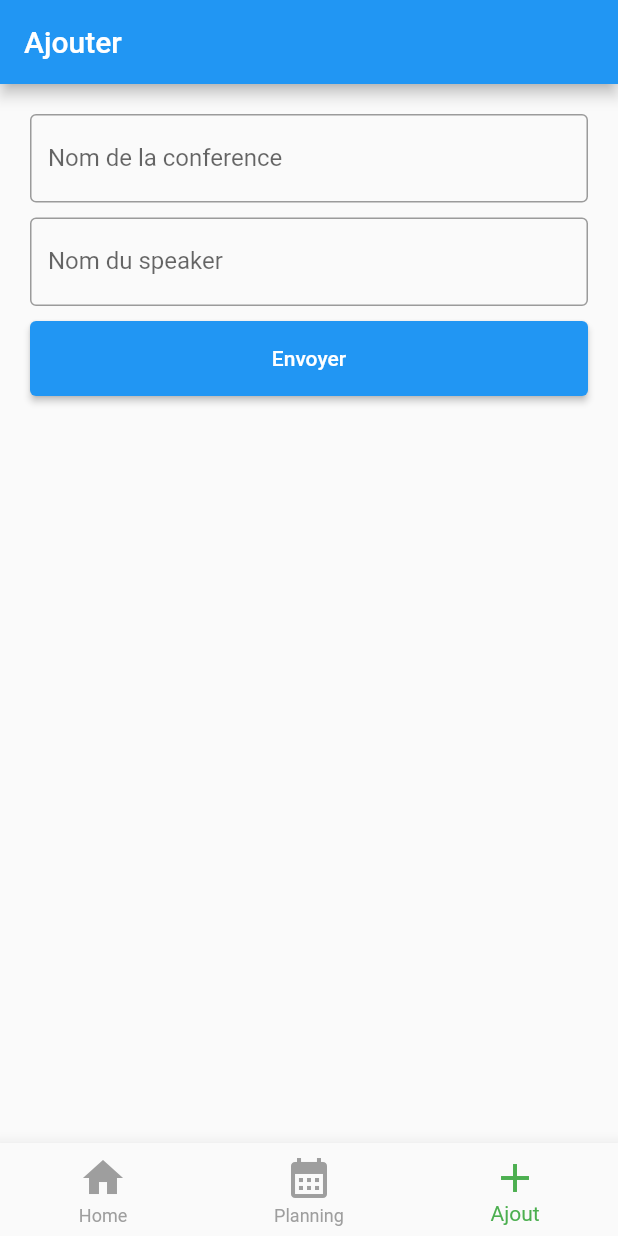
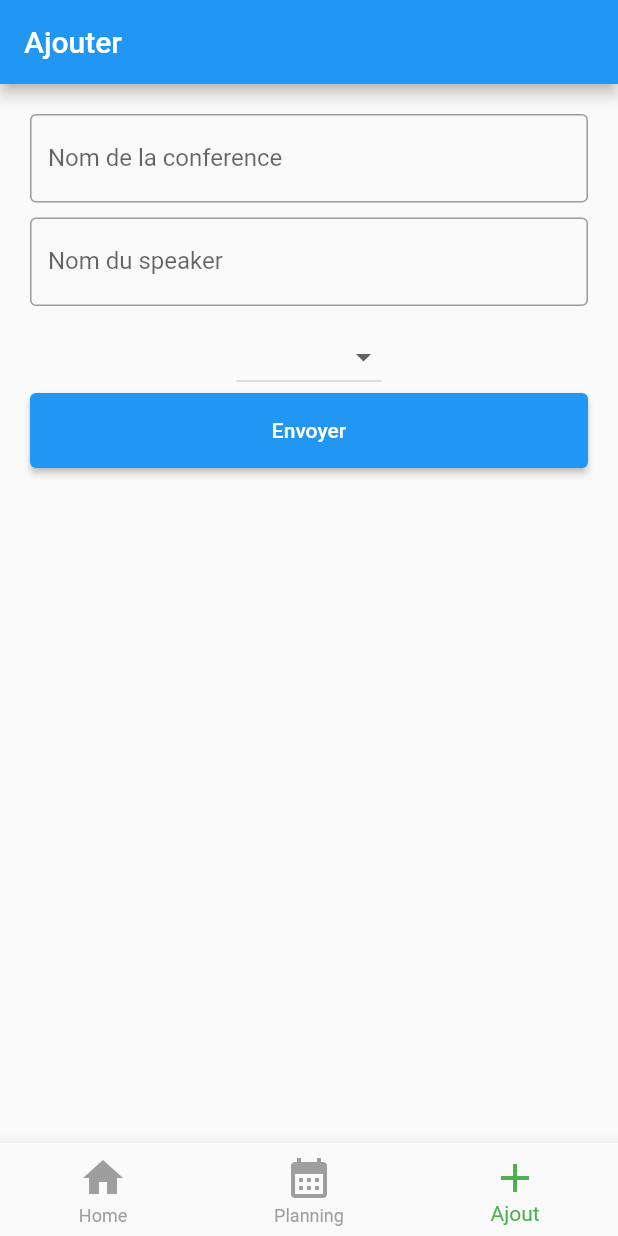
Before and after one commit to karmakatoro/test_app, a Flutter app: the screen it shows after launch, item 3 of the bottom bar chosen, on a phone screen of 412 x 824 dp. Run offline on Flutter 3.47's test engine with Material 2 defaults, Android fonts, the phone set to English and light mode, and no system bars.

Commit message:
add dropdown on form

```diff
--- a/lib/screens/add_event_page.dart
+++ b/lib/screens/add_event_page.dart
@@ -58,6 +58,20 @@ class _AddEventPageState extends State<AddEventPage> {
                 controller: speakerNameController,
               ),
             ),
+            DropdownButton(items: const [
+              DropdownMenuItem(
+                child: Text("Talk Show"),
+                value: "talk",
+              ),
+              DropdownMenuItem(
+                child: Text("Talk Show"),
+                value: "demo",
+              ),
+              DropdownMenuItem(
+                child: Text("Talk Show"),
+                value: "partner",
+              ),
+            ], onChanged: (value) {}),
             SizedBox(
               width: double.infinity,
               height: 50,
```
